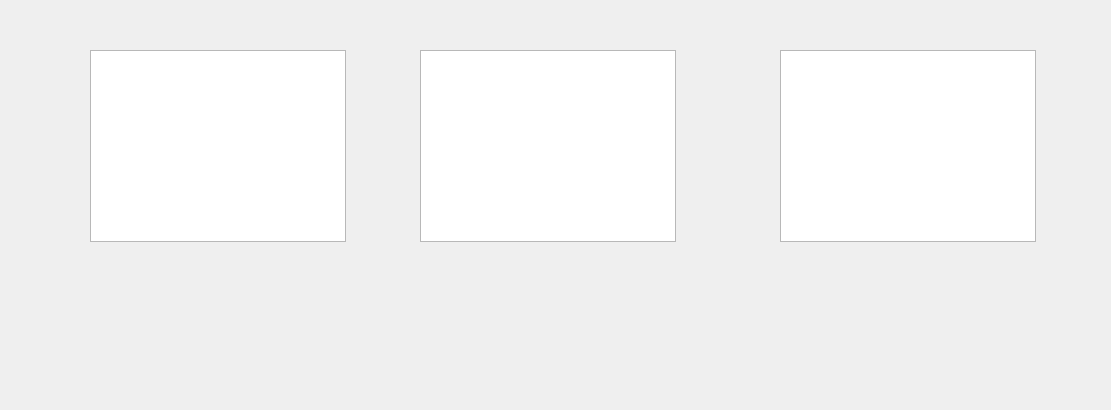
SemenchenkoND/DataBase-Project, file Forms/dannie.ui: the form before one commit.
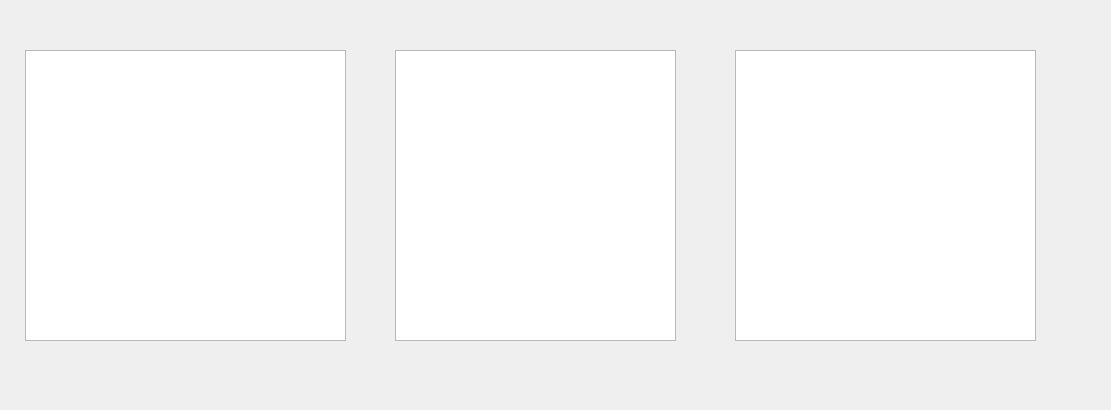
The form after the commit.

Patch:
```diff
--- a/Forms/dannie.ui
+++ b/Forms/dannie.ui
@@ -16,30 +16,30 @@
   <widget class="QTableView" name="tableView">
    <property name="geometry">
     <rect>
-     <x>90</x>
+     <x>25</x>
      <y>50</y>
-     <width>256</width>
-     <height>192</height>
+     <width>321</width>
+     <height>291</height>
     </rect>
    </property>
   </widget>
   <widget class="QTableView" name="tableView_2">
    <property name="geometry">
     <rect>
-     <x>420</x>
+     <x>395</x>
      <y>50</y>
-     <width>256</width>
-     <height>192</height>
+     <width>281</width>
+     <height>291</height>
     </rect>
    </property>
   </widget>
   <widget class="QTableView" name="tableView_3">
    <property name="geometry">
     <rect>
-     <x>780</x>
+     <x>735</x>
      <y>50</y>
-     <width>256</width>
-     <height>192</height>
+     <width>301</width>
+     <height>291</height>
     </rect>
    </property>
   </widget>
```
